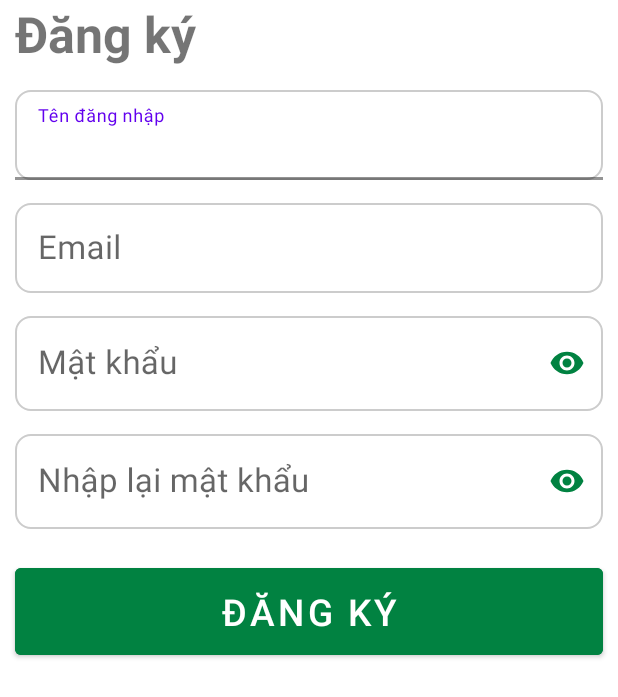
After one commit to hanks29/AgriMart, an Android app: the fragment RegisterFragment shown on its own in the app's theme, on a phone screen of 412 x 824 dp. The commit adds this screen. Shown: the top 697 px of the screen. Run offline under Robolectric (Android 15) with nearby library versions, the phone set to English and light mode, and no system bars; 1 statement that could not run was skipped.

Commit message:
Thêm chức năng đăng nhập và đăng ký

```diff
--- a/app/build.gradle.kts
+++ b/app/build.gradle.kts
@@ -30,6 +30,8 @@ android {
 
 dependencies {
 
+    implementation("androidx.viewpager:viewpager:1.0.0")
+    implementation("com.google.android.material:material:1.9.0")
     implementation("androidx.appcompat:appcompat:1.6.1")
     implementation("com.google.android.material:material:1.9.0")
     implementation("androidx.constraintlayout:constraintlayout:2.1.4")
--- /dev/null
+++ b/app/src/main/java/com/example/agrimart/fragment/RegisterFragment.java
@@ -0,0 +1,65 @@
+package com.example.agrimart.fragment;
+
+import android.os.Bundle;
+
+import androidx.fragment.app.Fragment;
+import android.view.LayoutInflater;
+import android.view.View;
+import android.view.ViewGroup;
+
+import com.example.agrimart.R;
+
+/**
+ * A simple {@link Fragment} subclass.
+ * Use the {@link RegisterFragment#newInstance} factory method to
+ * create an instance of this fragment.
+ */
+public class RegisterFragment extends Fragment {
+
+    // TODO: Rename parameter arguments, choose names that match
+    // the fragment initialization parameters, e.g. ARG_ITEM_NUMBER
+    private static final String ARG_PARAM1 = "param1";
+    private static final String ARG_PARAM2 = "param2";
+
+    // TODO: Rename and change types of parameters
+    private String mParam1;
+    private String mParam2;
+
+    public RegisterFragment() {
+        // Required empty public constructor
+    }
+
+    /**
+     * Use this factory method to create a new instance of
+     * this fragment using the provided parameters.
+     *
+     * @param param1 Parameter 1.
+     * @param param2 Parameter 2.
+     * @return A new instance of fragment RegisterFragment.
+     */
+    // TODO: Rename and change types and number of parameters
+    public static RegisterFragment newInstance(String param1, String param2) {
+        RegisterFragment fragment = new RegisterFragment();
+        Bundle args = new Bundle();
+        args.putString(ARG_PARAM1, param1);
+        args.putString(ARG_PARAM2, param2);
+        fragment.setArguments(args);
+        return fragment;
+    }
+
+    @Override
+    public void onCreate(Bundle savedInstanceState) {
+        super.onCreate(savedInstanceState);
+        if (getArguments() != null) {
+            mParam1 = getArguments().getString(ARG_PARAM1);
+            mParam2 = getArguments().getString(ARG_PARAM2);
+        }
+    }
+
+    @Override
+    public View onCreateView(LayoutInflater inflater, ViewGroup container,
+                             Bundle savedInstanceState) {
+        // Inflate the layout for this fragment
+        return inflater.inflate(R.layout.fragment_register, container, false);
+    }
+}
--- a/app/src/main/java/com/example/agrimart/ui/MainActivity.java
+++ b/app/src/main/java/com/example/agrimart/ui/MainActivity.java
@@ -1,9 +1,9 @@
 package com.example.agrimart.ui;
 
+import android.content.Intent;
+import android.os.Bundle;
+import android.os.Handler;
 import androidx.appcompat.app.AppCompatActivity;
-
-import android.os.Bundle;
-
 import com.example.agrimart.R;
 
 public class MainActivity extends AppCompatActivity {
@@ -12,5 +12,16 @@ public class MainActivity extends AppCompatActivity {
     protected void onCreate(Bundle savedInstanceState) {
         super.onCreate(savedInstanceState);
         setContentView(R.layout.activity_main);
+
+        // Tạo một Handler để trì hoãn việc chuyển đổi activity
+        new Handler().postDelayed(new Runnable() {
+            @Override
+            public void run() {
+                // Chuyển đến activity mới
+                Intent intent = new Intent(MainActivity.this, Login_Register.class);
+                startActivity(intent);
+                finish(); // Kết thúc MainActivity để người dùng không quay lại nó
+            }
+        }, 2000); // Thời gian trì hoãn (2000ms = 2 giây)
     }
 }
--- /dev/null
+++ b/app/src/main/res/drawable/rounded_edittext.xml
@@ -0,0 +1,6 @@
+<?xml version="1.0" encoding="utf-8"?>
+<shape xmlns:android="http://schemas.android.com/apk/res/android">
+    <solid android:color="#FFFFFF"/> <!-- Màu nền -->
+    <corners android:radius="10dp"/> <!-- Bán kính bo tròn -->
+    <stroke android:width="1dp" android:color="#CCCCCC"/> <!-- Đường viền -->
+</shape>
--- /dev/null
+++ b/app/src/main/res/layout/fragment_register.xml
@@ -0,0 +1,134 @@
+<?xml version="1.0" encoding="utf-8"?>
+<FrameLayout xmlns:android="http://schemas.android.com/apk/res/android"
+    xmlns:tools="http://schemas.android.com/tools"
+    xmlns:app="http://schemas.android.com/apk/res-auto"
+    android:layout_width="match_parent"
+    android:layout_height="match_parent"
+    tools:context=".fragment.RegisterFragment">
+
+    <LinearLayout
+        android:layout_width="match_parent"
+        android:layout_height="match_parent"
+        android:orientation="vertical">
+
+        <TextView
+            android:id="@+id/textViewRegister"
+            android:layout_width="match_parent"
+            android:layout_height="wrap_content"
+            android:textSize="15pt"
+            android:textStyle="bold"
+            android:layout_marginBottom="15dp"
+            android:layout_marginStart="10dp"
+            android:text="Đăng ký" />
+
+        <com.google.android.material.textfield.TextInputLayout
+            android:layout_width="match_parent"
+            android:layout_height="wrap_content"
+            android:layout_marginStart="10dp"
+            android:layout_marginEnd="10dp"
+            android:layout_marginBottom="15dp"
+            app:endIconMode="clear_text"
+            app:boxStrokeColor="@android:color/transparent"
+            app:boxStrokeWidth="0dp">
+
+            <com.google.android.material.textfield.TextInputEditText
+                android:id="@+id/editTenDangNhap_DangKy"
+                android:layout_width="match_parent"
+                android:layout_height="60dp"
+                android:ems="10"
+                android:background="@drawable/rounded_edittext"
+                android:inputType="text"
+                android:hint="Tên đăng nhập"
+                android:textSize="10pt"
+                android:paddingStart="15dp"
+                android:paddingEnd="20dp"
+                />
+        </com.google.android.material.textfield.TextInputLayout>
+
+        <com.google.android.material.textfield.TextInputLayout
+            android:layout_width="match_parent"
+            android:layout_height="wrap_content"
+            android:layout_marginStart="10dp"
+            android:layout_marginEnd="10dp"
+            android:layout_marginBottom="15dp"
+            app:endIconMode="clear_text"
+            app:boxStrokeColor="@android:color/transparent"
+            app:boxStrokeWidth="0dp">
+
+            <com.google.android.material.textfield.TextInputEditText
+                android:id="@+id/editEmail"
+                android:layout_width="match_parent"
+                android:layout_height="60dp"
+                android:ems="10"
+                android:background="@drawable/rounded_edittext"
+                android:inputType="text"
+                android:hint="Email"
+                android:textSize="10pt"
+                android:paddingStart="15dp"
+                android:paddingEnd="20dp"
+                />
+        </com.google.android.material.textfield.TextInputLayout>
+
+        <!-- Sử dụng TextInputLayout cho mật khẩu với biểu tượng ẩn/hiện -->
+        <com.google.android.material.textfield.TextInputLayout
+            android:layout_width="match_parent"
+            android:layout_height="wrap_content"
+            android:layout_marginStart="10dp"
+            android:layout_marginEnd="10dp"
+            android:layout_marginBottom="15dp"
+            app:endIconMode="password_toggle"
+            app:endIconTint="@color/green"
+            app:boxStrokeColor="@android:color/transparent"
+            app:boxStrokeWidth="0dp">
+
+            <com.google.android.material.textfield.TextInputEditText
+                android:id="@+id/editTextPasswordRegister"
+                android:layout_width="match_parent"
+                android:layout_height="wrap_content"
+                android:ems="10"
+                android:background="@drawable/rounded_edittext"
+                android:inputType="textPassword"
+                android:hint="Mật khẩu"
+                android:textSize="10pt"
+                android:paddingStart="15dp"
+                android:paddingEnd="15dp"
+                />
+        </com.google.android.material.textfield.TextInputLayout>
+
+        <!-- Sử dụng TextInputLayout cho nhập lại mật khẩu với biểu tượng ẩn/hiện -->
+        <com.google.android.material.textfield.TextInputLayout
+            android:layout_width="match_parent"
+            android:layout_height="wrap_content"
+            android:layout_marginStart="10dp"
+            android:layout_marginEnd="10dp"
+            android:layout_marginBottom="20dp"
+            app:endIconMode="password_toggle"
+            app:endIconTint="@color/green"
+            app:boxStrokeColor="@android:color/transparent"
+            app:boxStrokeWidth="0dp">
+
+            <com.google.android.material.textfield.TextInputEditText
+                android:id="@+id/editTextPasswordRegister2"
+                android:layout_width="match_parent"
+                android:layout_height="wrap_content"
+                android:ems="10"
+                android:background="@drawable/rounded_edittext"
+                android:inputType="textPassword"
+                android:hint="Nhập lại mật khẩu"
+                android:textSize="10pt"
+                android:paddingStart="15dp"
+                android:paddingEnd="15dp"
+                />
+        </com.google.android.material.textfield.TextInputLayout>
+
+        <Button
+            android:id="@+id/buttonRegister"
+            android:layout_width="match_parent"
+            android:layout_height="70dp"
+            android:layout_marginStart="10dp"
+            android:layout_marginEnd="10dp"
+            android:textSize="11pt"
+            android:backgroundTint="@color/green"
+            android:text="Đăng ký" />
+    </LinearLayout>
+</FrameLayout>
--- a/app/src/main/res/values-night/themes.xml
+++ b/app/src/main/res/values-night/themes.xml
@@ -1,7 +1,10 @@
 <resources xmlns:tools="http://schemas.android.com/tools">
-    <!-- Base application theme. -->
-    <style name="Base.Theme.AgriMart" parent="Theme.Material3.DayNight.NoActionBar">
+    <!-- Base application theme for night mode. -->
+    <style name="Base.Theme.AgriMart" parent="Theme.MaterialComponents.DayNight.NoActionBar">
         <!-- Customize your dark theme here. -->
-        <!-- <item name="colorPrimary">@color/my_dark_primary</item> -->
+        <item name="android:statusBarColor">@color/black</item>
+        <item name="android:windowLightStatusBar">true</item>
     </style>
+
+    <style name="Theme.AgriMart" parent="Base.Theme.AgriMart" />
 </resources>
--- a/app/src/main/res/values/colors.xml
+++ b/app/src/main/res/values/colors.xml
@@ -1,5 +1,6 @@
 <?xml version="1.0" encoding="utf-8"?>
 <resources>
     <color name="black">#FF000000</color>
-    <color name="white">#FFFFFFFF</color>
+    <color name="white">#F5F5F5</color>
+    <color name="green">#018241</color>
 </resources>
--- a/app/src/main/res/values/strings.xml
+++ b/app/src/main/res/values/strings.xml
@@ -1,3 +1,5 @@
 <resources>
     <string name="app_name">AgriMart</string>
+    <!-- TODO: Remove or change this placeholder text -->
+    <string name="hello_blank_fragment">Hello blank fragment</string>
 </resources>
--- a/app/src/main/res/values/themes.xml
+++ b/app/src/main/res/values/themes.xml
@@ -1,8 +1,9 @@
 <resources xmlns:tools="http://schemas.android.com/tools">
     <!-- Base application theme. -->
-    <style name="Base.Theme.AgriMart" parent="Theme.Material3.DayNight.NoActionBar">
+    <style name="Base.Theme.AgriMart" parent="Theme.MaterialComponents.DayNight.NoActionBar">
         <!-- Customize your light theme here. -->
-        <!-- <item name="colorPrimary">@color/my_light_primary</item> -->
+        <item name="android:statusBarColor">@color/white</item>
+        <item name="android:windowLightStatusBar">false</item>
     </style>
 
     <style name="Theme.AgriMart" parent="Base.Theme.AgriMart" />
```
Also changed, not shown: app/src/main/AndroidManifest.xml (+4 -4 lines), app/src/main/java/com/example/agrimart/adapter/LoginRegisterPagerAdapter.java (added, +34 -0 lines), app/src/main/java/com/example/agrimart/fragment/LoginFragment.java (added, +66 -0 lines), app/src/main/java/com/example/agrimart/ui/Login_Register.java (added, +44 -0 lines), app/src/main/res/layout/activity_login_register.xml (added, +39 -0 lines), app/src/main/res/layout/activity_main.xml (+9 -7 lines), app/src/main/res/layout/fragment_login.xml (added, +85 -0 lines), app/src/main/res/drawable/logo.png (added), app/src/main/res/drawable/logo_icon.png (added).
